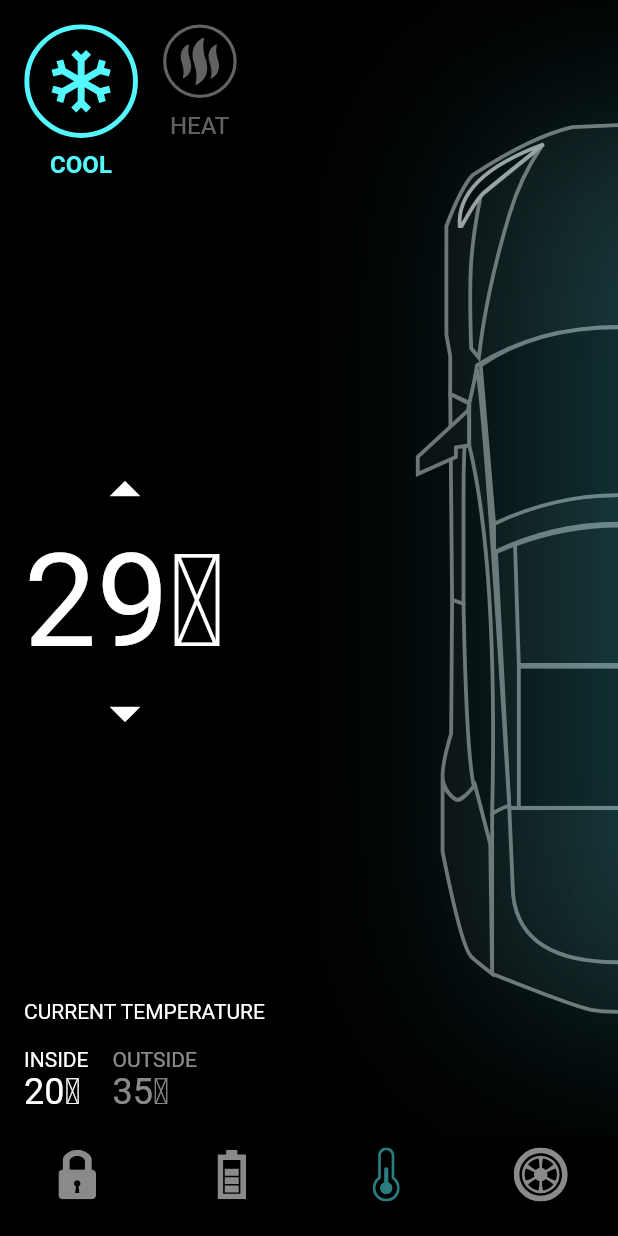
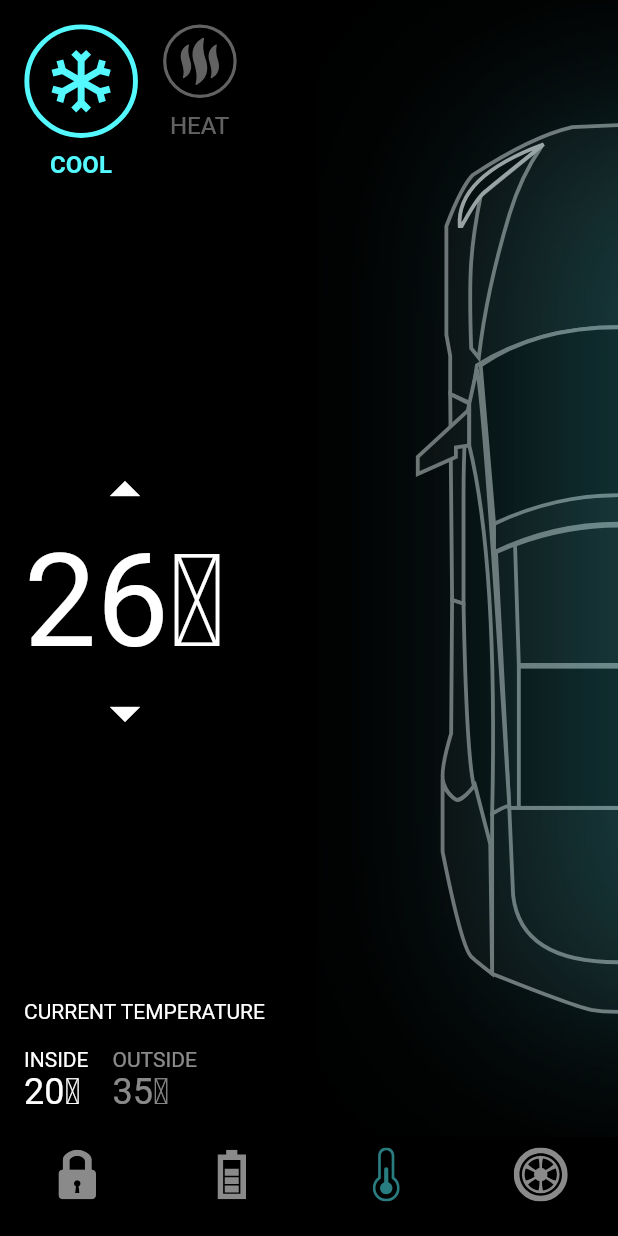
Before and after one commit to emersonrmonteiro/tesla_car, a Flutter app: the screen it shows after launch, item 3 of the bottom bar chosen, after a tap on the "arrow drop up" icon, on a phone screen of 412 x 824 dp. Run offline on Flutter 3.47's test engine with Material 2 defaults, Android fonts, the phone set to English and light mode, and no system bars; our stand-ins replace flutter_svg.

Commit message:
Tyres tab

```diff
--- /dev/null
+++ b/lib/models/temp_details_model.dart
@@ -0,0 +1,17 @@
+class TempDetailsModel {
+  int temp;
+  final int inside;
+  final int outside;
+
+  TempDetailsModel({
+    required this.temp,
+    required this.inside,
+    required this.outside,
+  });
+}
+
+final TempDetailsModel demoTempDetails = TempDetailsModel(
+  temp: 25,
+  inside: 20,
+  outside: 35,
+);
--- /dev/null
+++ b/lib/models/tyre_psi_model.dart
@@ -0,0 +1,18 @@
+class TyrePsiModel {
+  final double psi;
+  final int temp;
+  final bool isLowPressure;
+
+  TyrePsiModel({
+    required this.psi,
+    required this.temp,
+    required this.isLowPressure,
+  });
+}
+
+final List<TyrePsiModel> demoPsiList = [
+  TyrePsiModel(psi: 23.6, temp: 56, isLowPressure: true),
+  TyrePsiModel(psi: 35.0, temp: 41, isLowPressure: false),
+  TyrePsiModel(psi: 34.6, temp: 41, isLowPressure: false),
+  TyrePsiModel(psi: 34.8, temp: 42, isLowPressure: false),
+];
--- a/lib/screens/components/temp_details.dart
+++ b/lib/screens/components/temp_details.dart
@@ -1,6 +1,7 @@
 import 'package:flutter/material.dart';
 
 import '../../constrains.dart';
+import '../../models/temp_details_model.dart';
 import '../home_controller.dart';
 import 'temp_button.dart';
 
@@ -8,10 +9,16 @@ class TempDetails extends StatelessWidget {
   const TempDetails({
     Key? key,
     required HomeController controller,
+    required this.tempDetails,
+    required this.pressUp,
+    required this.pressDown,
   })  : _controller = controller,
         super(key: key);
 
+  final VoidCallback pressUp;
+  final VoidCallback pressDown;
   final HomeController _controller;
+  final TempDetailsModel tempDetails;
 
   @override
   Widget build(BuildContext context) {
@@ -46,19 +53,19 @@ class TempDetails extends StatelessWidget {
             children: [
               IconButton(
                 padding: EdgeInsets.zero,
-                onPressed: () {},
+                onPressed: pressUp,
                 icon: const Icon(
                   Icons.arrow_drop_up,
                   size: 48,
                 ),
               ),
-              const Text(
-                '29' '\u2103',
-                style: TextStyle(fontSize: 86),
+              Text(
+                '${tempDetails.temp}\u2103',
+                style: const TextStyle(fontSize: 86),
               ),
               IconButton(
                 padding: EdgeInsets.zero,
-                onPressed: () {},
+                onPressed: pressDown,
                 icon: const Icon(
                   Icons.arrow_drop_down,
                   size: 48,
@@ -78,7 +85,7 @@ class TempDetails extends StatelessWidget {
                     'Inside'.toUpperCase(),
                   ),
                   Text(
-                    '20' '\u2103',
+                    '${tempDetails.inside}\u2103',
                     style: Theme.of(context).textTheme.headline5,
                   ),
                 ],
@@ -94,7 +101,7 @@ class TempDetails extends StatelessWidget {
                     ),
                   ),
                   Text(
-                    '35' '\u2103',
+                    '${tempDetails.outside}\u2103',
                     style: Theme.of(context).textTheme.headline5!.copyWith(
                           color: Colors.white54,
                         ),
--- a/lib/screens/home_controller.dart
+++ b/lib/screens/home_controller.dart
@@ -1,4 +1,5 @@
 import 'package:flutter/material.dart';
+import 'package:tesla_car/models/temp_details_model.dart';
 
 class HomeController extends ChangeNotifier {
   int selectedButtomTab = 0;
@@ -39,4 +40,51 @@ class HomeController extends ChangeNotifier {
     isCoolSelected = !isCoolSelected;
     notifyListeners();
   }
+
+  TempDetailsModel demoTemp = demoTempDetails;
+
+  void increaseTemp() {
+    if (demoTemp.temp < 30) {
+      demoTemp.temp++;
+    }
+    notifyListeners();
+  }
+
+  void decreaseTemp() {
+    if (demoTemp.temp > 10) {
+      demoTemp.temp--;
+    }
+    notifyListeners();
+  }
+
+  bool isShowTyre = false;
+
+  void showTyreController(int index) {
+    if (selectedButtomTab != 3 && index == 3) {
+      Future.delayed(
+        const Duration(milliseconds: 400),
+        () {
+          isShowTyre = true;
+          notifyListeners();
+        },
+      );
+    } else {
+      isShowTyre = false;
+      notifyListeners();
+    }
+  }
+
+  bool isShowTyreStatus = false;
+
+  void tyreStatuscontroller(int index) {
+    if (selectedButtomTab != 3 && index == 3) {
+      isShowTyreStatus = true;
+      notifyListeners();
+    } else {
+      Future.delayed(const Duration(milliseconds: 400), () {
+        isShowTyreStatus = false;
+        notifyListeners();
+      });
+    }
+  }
 }
--- a/lib/screens/home_screen.dart
+++ b/lib/screens/home_screen.dart
@@ -1,12 +1,15 @@
 import 'package:flutter/material.dart';
 import 'package:flutter_svg/flutter_svg.dart';
-import 'package:tesla_car/constrains.dart';
-import 'package:tesla_car/screens/home_controller.dart';
 
+import '../constrains.dart';
+import '../models/tyre_psi_model.dart';
 import 'components/battery_status.dart';
 import 'components/door_lock.dart';
 import 'components/temp_details.dart';
 import 'components/tesla_bottom_navigationbar.dart';
+import 'components/tyre_psi_card.dart';
+import 'components/tyres.dart';
+import 'home_controller.dart';
 
 class HomeScreen extends StatefulWidget {
   const HomeScreen({Key? key}) : super(key: key);
@@ -20,10 +23,19 @@ class _HomeScreenState extends State<HomeScreen> with TickerProviderStateMixin {
   late AnimationController _batteryAnimationController;
   late Animation<double> _animationBattery;
   late Animation<double> _animationBatteryStatus;
+
   late AnimationController _tempAnimationController;
   late Animation<double> _animationCarShift;
   late Animation<double> _animationTempShowInfo;
   late Animation<double> _animationTempCoolGlow;
+
+  late AnimationController _tyreAnimationController;
+  late Animation<double> _animationTyre1Psi;
+  late Animation<double> _animationTyre2Psi;
+  late Animation<double> _animationTyre3Psi;
+  late Animation<double> _animationTyre4Psi;
+
+  late List<Animation<double>> _tyreAnimations;
 
   void setupBatteryAnimation() {
     _batteryAnimationController = AnimationController(
@@ -60,10 +72,42 @@ class _HomeScreenState extends State<HomeScreen> with TickerProviderStateMixin {
     );
   }
 
+  void setupTyreAnimation() {
+    _tyreAnimationController = AnimationController(
+      vsync: this,
+      duration: const Duration(milliseconds: 1200),
+    );
+
+    _animationTyre1Psi = CurvedAnimation(
+      parent: _tyreAnimationController,
+      curve: const Interval(0.34, 0.5),
+    );
+
+    _animationTyre2Psi = CurvedAnimation(
+      parent: _tyreAnimationController,
+      curve: const Interval(0.5, 0.66),
+    );
+    _animationTyre3Psi = CurvedAnimation(
+      parent: _tyreAnimationController,
+      curve: const Interval(0.66, 0.82),
+    );
+    _animationTyre4Psi = CurvedAnimation(
+      parent: _tyreAnimationController,
+      curve: const Interval(0.82, 1),
+    );
+  }
+
   @override
   void initState() {
     setupBatteryAnimation();
     setupTempAnimation();
+    setupTyreAnimation();
+    _tyreAnimations = [
+      _animationTyre1Psi,
+      _animationTyre2Psi,
+      _animationTyre3Psi,
+      _animationTyre4Psi,
+    ];
     super.initState();
   }
 
@@ -71,6 +115,7 @@ class _HomeScreenState extends State<HomeScreen> with TickerProviderStateMixin {
   void dispose() {
     _batteryAnimationController.dispose();
     _tempAnimationController.dispose();
+    _tyreAnimationController.dispose();
     super.dispose();
   }
 
@@ -82,6 +127,7 @@ class _HomeScreenState extends State<HomeScreen> with TickerProviderStateMixin {
           _controller,
           _batteryAnimationController,
           _animationCarShift,
+          _tyreAnimationController
         ],
       ),
       builder: (context, _) {
@@ -99,6 +145,13 @@ class _HomeScreenState extends State<HomeScreen> with TickerProviderStateMixin {
                 _tempAnimationController.reverse(from: 0.4);
               }
 
+              if (index == 3) {
+                _tyreAnimationController.forward();
+              } else if (_controller.selectedButtomTab == 3 && index != 3) {
+                _tyreAnimationController.reverse(from: 0.8);
+              }
+              _controller.showTyreController(index);
+              _controller.tyreStatuscontroller(index);
               _controller.onButtomNavigationTabChange(index);
             },
             selectedTab: _controller.selectedButtomTab,
@@ -204,8 +257,14 @@ class _HomeScreenState extends State<HomeScreen> with TickerProviderStateMixin {
                       height: constrains.maxHeight,
                       width: constrains.maxWidth,
                       child: Opacity(
-                          opacity: _animationTempShowInfo.value,
-                          child: TempDetails(controller: _controller)),
+                        opacity: _animationTempShowInfo.value,
+                        child: TempDetails(
+                          controller: _controller,
+                          tempDetails: _controller.demoTemp,
+                          pressUp: _controller.increaseTemp,
+                          pressDown: _controller.decreaseTemp,
+                        ),
+                      ),
                     ),
                     Positioned(
                       right: -180 * (1 - _animationTempCoolGlow.value),
@@ -224,6 +283,28 @@ class _HomeScreenState extends State<HomeScreen> with TickerProviderStateMixin {
                               ),
                       ),
                     ),
+
+                    // Tyre
+                    if (_controller.isShowTyre) ...tyres(constrains),
+                    if (_controller.isShowTyreStatus)
+                      GridView.builder(
+                        itemCount: 4,
+                        physics: const NeverScrollableScrollPhysics(),
+                        gridDelegate: SliverGridDelegateWithFixedCrossAxisCount(
+                          crossAxisCount: 2,
+                          mainAxisSpacing: defaultPadding,
+                          crossAxisSpacing: defaultPadding,
+                          childAspectRatio:
+                              constrains.maxWidth / constrains.maxHeight,
+                        ),
+                        itemBuilder: (context, index) => ScaleTransition(
+                          scale: _tyreAnimations[index],
+                          child: TyresPsiCard(
+                            isTyreTwoTyre: index > 1,
+                            tyrePsi: demoPsiList[index],
+                          ),
+                        ),
+                      ),
                   ],
                 );
               },
```
Also changed, not shown: lib/models/tyre_psi.dart (deleted, +0 -18 lines), lib/screens/components/tyre_psi_card.dart (added, +96 -0 lines), lib/screens/components/tyres.dart (added, +39 -0 lines).
